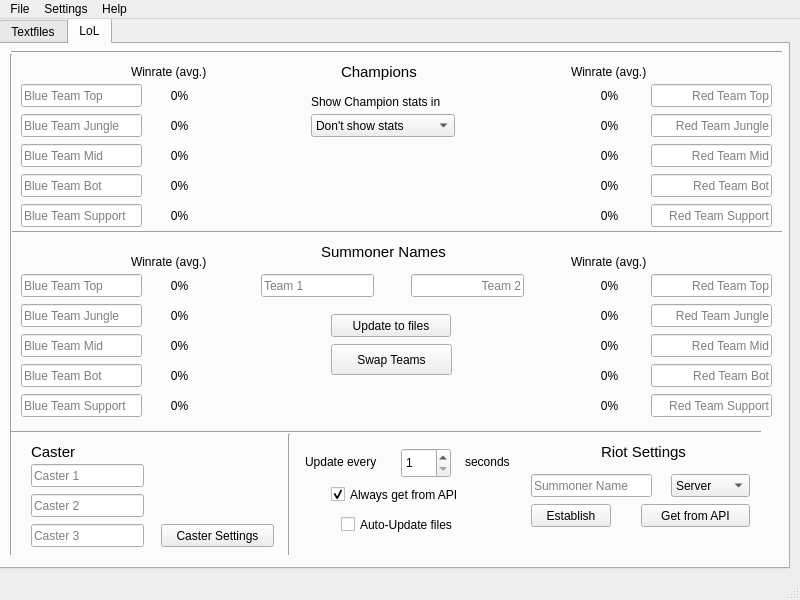
Old version of the form resources/uis/main.ui in the repository witheria/StreamHelper.py.
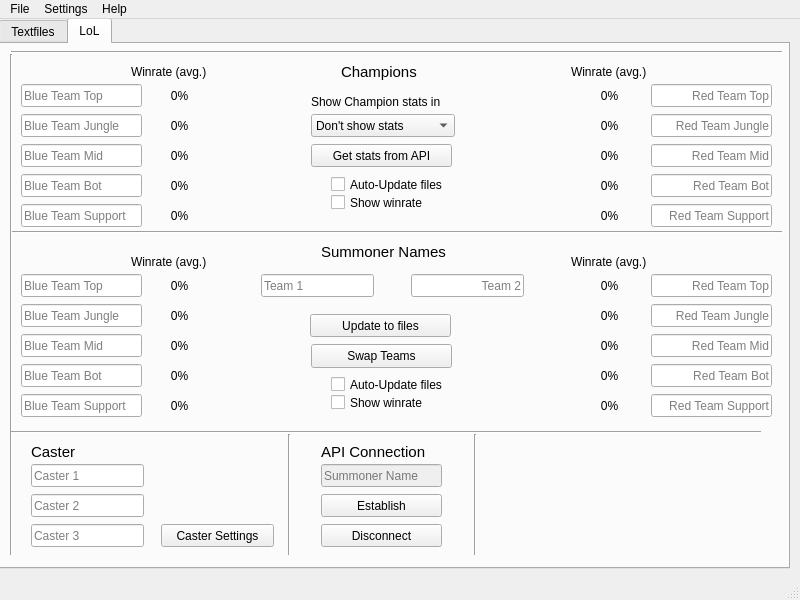
New version of the form. The open tabs and pages were chosen to show the change. Icons and pictures are not drawn.

What changed in the file:
```diff
--- a/resources/uis/main.ui
+++ b/resources/uis/main.ui
@@ -405,11 +405,14 @@
         <attribute name="title">
          <string>LoL</string>
         </attribute>
-        <widget class="QLineEdit" name="Caster3_2">
+        <widget class="QLineEdit" name="SummonerName">
+         <property name="enabled">
+          <bool>false</bool>
+         </property>
          <property name="geometry">
           <rect>
-           <x>530</x>
-           <y>430</y>
+           <x>320</x>
+           <y>420</y>
            <width>121</width>
            <height>23</height>
           </rect>
@@ -417,6 +420,9 @@
          <property name="placeholderText">
           <string>Summoner Name</string>
          </property>
+         <property name="clearButtonEnabled">
+          <bool>false</bool>
+         </property>
         </widget>
         <widget class="QLineEdit" name="RedBot_2">
          <property name="geometry">
@@ -481,22 +487,6 @@
           <string>Champions</string>
          </property>
         </widget>
-        <widget class="QCheckBox" name="APIAuto">
-         <property name="geometry">
-          <rect>
-           <x>330</x>
-           <y>440</y>
-           <width>151</width>
-           <height>21</height>
-          </rect>
-         </property>
-         <property name="text">
-          <string>Always get from API</string>
-         </property>
-         <property name="checked">
-          <bool>true</bool>
-         </property>
-        </widget>
         <widget class="Line" name="line_horEdge">
          <property name="geometry">
           <rect>
@@ -634,8 +624,8 @@
         <widget class="QCheckBox" name="UpdateAuto">
          <property name="geometry">
           <rect>
-           <x>340</x>
-           <y>470</y>
+           <x>330</x>
+           <y>330</y>
            <width>141</width>
            <height>21</height>
           </rect>
@@ -686,36 +676,6 @@
           <string>Caster 1</string>
          </property>
         </widget>
-        <widget class="QComboBox" name="ServerSelect">
-         <property name="geometry">
-          <rect>
-           <x>670</x>
-           <y>430</y>
-           <width>79</width>
-           <height>23</height>
-          </rect>
-         </property>
-         <item>
-          <property name="text">
-           <string>Server</string>
-          </property>
-         </item>
-         <item>
-          <property name="text">
-           <string>EUW</string>
-          </property>
-         </item>
-         <item>
-          <property name="text">
-           <string>EUNE</string>
-          </property>
-         </item>
-         <item>
-          <property name="text">
-           <string>NA</string>
-          </property>
-         </item>
-        </widget>
         <widget class="Line" name="line_horTeams">
          <property name="geometry">
           <rect>
@@ -790,14 +750,14 @@
         <widget class="QPushButton" name="GetAPI">
          <property name="geometry">
           <rect>
-           <x>640</x>
-           <y>460</y>
-           <width>109</width>
+           <x>310</x>
+           <y>100</y>
+           <width>141</width>
            <height>23</height>
           </rect>
          </property>
          <property name="text">
-          <string>Get from API</string>
+          <string>Get stats from API</string>
          </property>
         </widget>
         <widget class="Line" name="line_6">
@@ -844,25 +804,12 @@
           <enum>Qt::Vertical</enum>
          </property>
         </widget>
-        <widget class="QLabel" name="label">
-         <property name="geometry">
-          <rect>
-           <x>304</x>
-           <y>410</y>
-           <width>81</width>
-           <height>16</height>
-          </rect>
-         </property>
-         <property name="text">
-          <string>Update every</string>
-         </property>
-        </widget>
         <widget class="QPushButton" name="updateLoL">
          <property name="geometry">
           <rect>
-           <x>330</x>
+           <x>309</x>
            <y>270</y>
-           <width>120</width>
+           <width>141</width>
            <height>23</height>
           </rect>
          </property>
@@ -909,22 +856,6 @@
           <string>Show Champion stats in</string>
          </property>
         </widget>
-        <widget class="QSpinBox" name="updateTime">
-         <property name="geometry">
-          <rect>
-           <x>400</x>
-           <y>404</y>
-           <width>50</width>
-           <height>30</height>
-          </rect>
-         </property>
-         <property name="minimum">
-          <number>1</number>
-         </property>
-         <property name="maximum">
-          <number>999</number>
-         </property>
-        </widget>
         <widget class="QLineEdit" name="RedMid_2">
          <property name="geometry">
           <rect>
@@ -983,12 +914,12 @@
           <string>Blue Team Mid</string>
          </property>
         </widget>
-        <widget class="QPushButton" name="pushButton_2">
+        <widget class="QPushButton" name="establishConnection">
          <property name="geometry">
           <rect>
-           <x>530</x>
-           <y>460</y>
-           <width>80</width>
+           <x>320</x>
+           <y>450</y>
+           <width>121</width>
            <height>23</height>
           </rect>
          </property>
@@ -1012,7 +943,7 @@
         <widget class="QLabel" name="Area_4">
          <property name="geometry">
           <rect>
-           <x>600</x>
+           <x>320</x>
            <y>400</y>
            <width>161</width>
            <height>16</height>
@@ -1024,7 +955,7 @@
           </font>
          </property>
          <property name="text">
-          <string>Riot Settings </string>
+          <string>API Connection</string>
          </property>
         </widget>
         <widget class="QLineEdit" name="BlueMid">
@@ -1101,19 +1032,6 @@
           <string>Red Team Mid</string>
          </property>
         </widget>
-        <widget class="QLabel" name="label_2">
-         <property name="geometry">
-          <rect>
-           <x>464</x>
-           <y>410</y>
-           <width>57</width>
-           <height>15</height>
-          </rect>
-         </property>
-         <property name="text">
-          <string>seconds</string>
-         </property>
-        </widget>
         <widget class="QLabel" name="label_4">
          <property name="geometry">
           <rect>
@@ -1143,10 +1061,10 @@
         <widget class="QPushButton" name="pushButton_7">
          <property name="geometry">
           <rect>
-           <x>330</x>
+           <x>310</x>
            <y>300</y>
-           <width>121</width>
-           <height>31</height>
+           <width>141</width>
+           <height>24</height>
           </rect>
          </property>
          <property name="text">
@@ -1499,6 +1417,71 @@
           <string>Winrate (avg.)</string>
          </property>
         </widget>
+        <widget class="QCheckBox" name="FilesAutoUpStats">
+         <property name="geometry">
+          <rect>
+           <x>330</x>
+           <y>130</y>
+           <width>141</width>
+           <height>21</height>
+          </rect>
+         </property>
+         <property name="text">
+          <string>Auto-Update files</string>
+         </property>
+        </widget>
+        <widget class="QPushButton" name="pushButton_2">
+         <property name="geometry">
+          <rect>
+           <x>320</x>
+           <y>480</y>
+           <width>121</width>
+           <height>23</height>
+          </rect>
+         </property>
+         <property name="text">
+          <string>Disconnect</string>
+         </property>
+        </widget>
+        <widget class="Line" name="line_7">
+         <property name="geometry">
+          <rect>
+           <x>466</x>
+           <y>390</y>
+           <width>16</width>
+           <height>121</height>
+          </rect>
+         </property>
+         <property name="orientation">
+          <enum>Qt::Vertical</enum>
+         </property>
+        </widget>
+        <widget class="QCheckBox" name="checkBox">
+         <property name="geometry">
+          <rect>
+           <x>330</x>
+           <y>150</y>
+           <width>161</width>
+           <height>17</height>
+          </rect>
+         </property>
+         <property name="text">
+          <string>Show winrate</string>
+         </property>
+        </widget>
+        <widget class="QCheckBox" name="checkBox_2">
+         <property name="geometry">
+          <rect>
+           <x>330</x>
+           <y>350</y>
+           <width>161</width>
+           <height>17</height>
+          </rect>
+         </property>
+         <property name="text">
+          <string>Show winrate</string>
+         </property>
+        </widget>
        </widget>
       </widget>
      </item>
```
Left out of the diff: 12 changed lines with no effect on the pictures.
